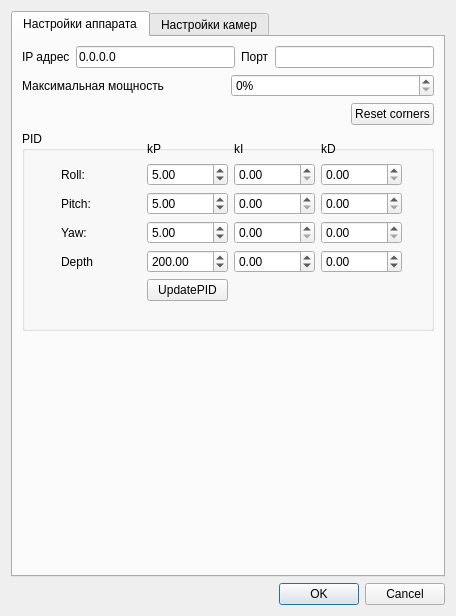
Old version of the form settingsdialog.ui in the repository SevR0V/Chersonesos.
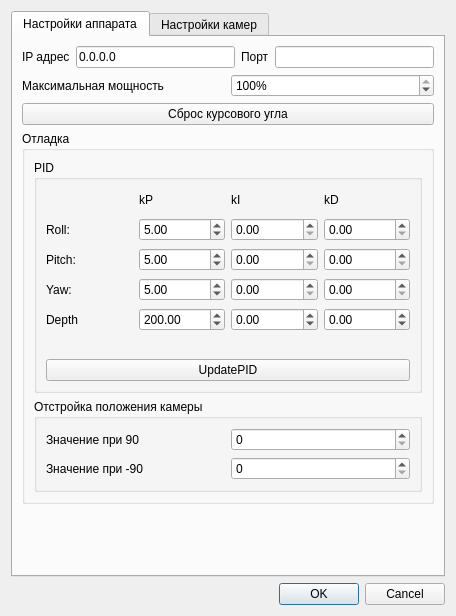
New version of the form.

Diff of the .ui file:
```diff
--- a/settingsdialog.ui
+++ b/settingsdialog.ui
@@ -81,6 +81,9 @@
            <property name="singleStep">
             <number>1</number>
            </property>
+           <property name="value">
+            <number>100</number>
+           </property>
            <property name="displayIntegerBase">
             <number>10</number>
            </property>
@@ -90,23 +93,10 @@
        </item>
        <item>
         <layout class="QHBoxLayout" name="horizontalLayout_3">
-         <item>
-          <spacer name="horizontalSpacer">
-           <property name="orientation">
-            <enum>Qt::Orientation::Horizontal</enum>
-           </property>
-           <property name="sizeHint" stdset="0">
-            <size>
-             <width>40</width>
-             <height>20</height>
-            </size>
-           </property>
-          </spacer>
-         </item>
          <item>
           <widget class="QPushButton" name="pushButton_reset_corn">
            <property name="text">
-            <string>Reset corners</string>
+            <string>Сброс курсового угла</string>
            </property>
           </widget>
          </item>
@@ -121,20 +111,31 @@
           </size>
          </property>
          <property name="title">
+          <string>Отладка</string>
+         </property>
+         <layout class="QVBoxLayout" name="verticalLayout">
+          <item>
+           <widget class="QGroupBox" name="groupBox_2">
+            <property name="title">
           <string>PID</string>
          </property>
-         <widget class="QWidget" name="gridLayoutWidget">
-          <property name="geometry">
-           <rect>
-            <x>39</x>
-            <y>10</y>
-            <width>341</width>
-            <height>160</height>
-           </rect>
-          </property>
-          <layout class="QGridLayout" name="gridLayout">
+            <layout class="QVBoxLayout" name="verticalLayout_5">
+             <item>
+              <layout class="QGridLayout" name="gridLayout" rowminimumheight="22,22,22,22,22,22">
+               <property name="sizeConstraint">
+                <enum>QLayout::SizeConstraint::SetDefaultConstraint</enum>
+               </property>
+               <property name="verticalSpacing">
+                <number>7</number>
+               </property>
            <item row="0" column="1">
             <widget class="QLabel" name="label_29">
+                 <property name="minimumSize">
+                  <size>
+                   <width>0</width>
+                   <height>20</height>
+                  </size>
+                 </property>
              <property name="text">
               <string>kP</string>
              </property>
@@ -142,6 +143,12 @@
            </item>
            <item row="4" column="0">
             <widget class="QLabel" name="label_28">
+                 <property name="minimumSize">
+                  <size>
+                   <width>0</width>
+                   <height>20</height>
+                  </size>
+                 </property>
              <property name="text">
               <string>Depth</string>
              </property>
@@ -149,6 +156,12 @@
            </item>
            <item row="1" column="1">
             <widget class="QDoubleSpinBox" name="doubleSpinBox_kP_Roll">
+                 <property name="minimumSize">
+                  <size>
+                   <width>0</width>
+                   <height>20</height>
+                  </size>
+                 </property>
              <property name="minimum">
               <double>-100.000000000000000</double>
              </property>
@@ -165,6 +178,12 @@
            </item>
            <item row="0" column="3">
             <widget class="QLabel" name="label_31">
+                 <property name="minimumSize">
+                  <size>
+                   <width>0</width>
+                   <height>20</height>
+                  </size>
+                 </property>
              <property name="text">
               <string>kD</string>
              </property>
@@ -172,6 +191,12 @@
            </item>
            <item row="1" column="2">
             <widget class="QDoubleSpinBox" name="doubleSpinBox_kI_Roll">
+                 <property name="minimumSize">
+                  <size>
+                   <width>0</width>
+                   <height>20</height>
+                  </size>
+                 </property>
              <property name="maximum">
               <double>100.000000000000000</double>
              </property>
@@ -182,6 +207,12 @@
            </item>
            <item row="0" column="2">
             <widget class="QLabel" name="label_30">
+                 <property name="minimumSize">
+                  <size>
+                   <width>0</width>
+                   <height>20</height>
+                  </size>
+                 </property>
              <property name="text">
               <string>kI</string>
              </property>
@@ -189,6 +220,12 @@
            </item>
            <item row="4" column="1">
             <widget class="QDoubleSpinBox" name="doubleSpinBox_kP_Depth">
+                 <property name="minimumSize">
+                  <size>
+                   <width>0</width>
+                   <height>20</height>
+                  </size>
+                 </property>
              <property name="minimum">
               <double>-10000.000000000000000</double>
              </property>
@@ -202,6 +239,12 @@
            </item>
            <item row="1" column="0">
             <widget class="QLabel" name="label_25">
+                 <property name="minimumSize">
+                  <size>
+                   <width>0</width>
+                   <height>20</height>
+                  </size>
+                 </property>
              <property name="text">
               <string>Roll:</string>
              </property>
@@ -209,6 +252,12 @@
            </item>
            <item row="2" column="0">
             <widget class="QLabel" name="label_26">
+                 <property name="minimumSize">
+                  <size>
+                   <width>0</width>
+                   <height>20</height>
+                  </size>
+                 </property>
              <property name="text">
               <string>Pitch:</string>
              </property>
@@ -216,20 +265,25 @@
            </item>
            <item row="3" column="0">
             <widget class="QLabel" name="label_27">
+                 <property name="minimumSize">
+                  <size>
+                   <width>0</width>
+                   <height>20</height>
+                  </size>
+                 </property>
              <property name="text">
               <string>Yaw:</string>
              </property>
             </widget>
            </item>
-           <item row="5" column="1">
-            <widget class="QPushButton" name="pushButton_UpdatePID">
-             <property name="text">
-              <string>UpdatePID</string>
-             </property>
-            </widget>
-           </item>
            <item row="2" column="1">
             <widget class="QDoubleSpinBox" name="doubleSpinBox_kP_Pitch">
+                 <property name="minimumSize">
+                  <size>
+                   <width>0</width>
+                   <height>20</height>
+                  </size>
+                 </property>
              <property name="minimum">
               <double>-100.000000000000000</double>
              </property>
@@ -246,6 +300,12 @@
            </item>
            <item row="3" column="1">
             <widget class="QDoubleSpinBox" name="doubleSpinBox_kP_Yaw">
+                 <property name="minimumSize">
+                  <size>
+                   <width>0</width>
+                   <height>20</height>
+                  </size>
+                 </property>
              <property name="minimum">
               <double>-100.000000000000000</double>
              </property>
@@ -262,6 +322,12 @@
            </item>
            <item row="2" column="2">
             <widget class="QDoubleSpinBox" name="doubleSpinBox_kI_Pitch">
+                 <property name="minimumSize">
+                  <size>
+                   <width>0</width>
+                   <height>20</height>
+                  </size>
+                 </property>
              <property name="maximum">
               <double>100.000000000000000</double>
              </property>
@@ -272,6 +338,12 @@
            </item>
            <item row="3" column="2">
             <widget class="QDoubleSpinBox" name="doubleSpinBox_kI_Yaw">
+                 <property name="minimumSize">
+                  <size>
+                   <width>0</width>
+                   <height>20</height>
+                  </size>
+                 </property>
              <property name="maximum">
               <double>100.000000000000000</double>
              </property>
@@ -282,6 +354,12 @@
            </item>
            <item row="1" column="3">
             <widget class="QDoubleSpinBox" name="doubleSpinBox_kD_Roll">
+                 <property name="minimumSize">
+                  <size>
+                   <width>0</width>
+                   <height>20</height>
+                  </size>
+                 </property>
              <property name="maximum">
               <double>100.000000000000000</double>
              </property>
@@ -292,6 +370,12 @@
            </item>
            <item row="2" column="3">
             <widget class="QDoubleSpinBox" name="doubleSpinBox_kD_Pitch">
+                 <property name="minimumSize">
+                  <size>
+                   <width>0</width>
+                   <height>20</height>
+                  </size>
+                 </property>
              <property name="maximum">
               <double>100.000000000000000</double>
              </property>
@@ -302,6 +386,12 @@
            </item>
            <item row="3" column="3">
             <widget class="QDoubleSpinBox" name="doubleSpinBox_kD_Yaw">
+                 <property name="minimumSize">
+                  <size>
+                   <width>0</width>
+                   <height>20</height>
+                  </size>
+                 </property>
              <property name="maximum">
               <double>100.000000000000000</double>
              </property>
@@ -312,6 +402,12 @@
            </item>
            <item row="4" column="2">
             <widget class="QDoubleSpinBox" name="doubleSpinBox_kI_Depth">
+                 <property name="minimumSize">
+                  <size>
+                   <width>0</width>
+                   <height>20</height>
+                  </size>
+                 </property>
              <property name="minimum">
               <double>-10000.000000000000000</double>
              </property>
@@ -325,6 +421,12 @@
            </item>
            <item row="4" column="3">
             <widget class="QDoubleSpinBox" name="doubleSpinBox_kD_Depth">
+                 <property name="minimumSize">
+                  <size>
+                   <width>0</width>
+                   <height>20</height>
+                  </size>
+                 </property>
              <property name="minimum">
               <double>-10000.000000000000000</double>
              </property>
@@ -337,7 +439,61 @@
             </widget>
            </item>
           </layout>
-         </widget>
+             </item>
+             <item>
+              <widget class="QPushButton" name="pushButton_UpdatePID">
+               <property name="minimumSize">
+                <size>
+                 <width>0</width>
+                 <height>20</height>
+                </size>
+               </property>
+               <property name="text">
+                <string>UpdatePID</string>
+               </property>
+              </widget>
+             </item>
+            </layout>
+           </widget>
+          </item>
+          <item>
+           <widget class="QGroupBox" name="groupBox">
+            <property name="title">
+             <string>Отстройка положения камеры</string>
+            </property>
+            <layout class="QVBoxLayout" name="verticalLayout_4">
+             <item>
+              <layout class="QHBoxLayout" name="horizontalLayout_7">
+               <item>
+                <widget class="QLabel" name="label_7">
+                 <property name="text">
+                  <string>Значение при 90</string>
+                 </property>
+                </widget>
+               </item>
+               <item>
+                <widget class="QSpinBox" name="spinBox_Cam_angle_plus"/>
+               </item>
+              </layout>
+             </item>
+             <item>
+              <layout class="QHBoxLayout" name="horizontalLayout_8">
+               <item>
+                <widget class="QLabel" name="label_8">
+                 <property name="text">
+                  <string>Значение при -90</string>
+                 </property>
+                </widget>
+               </item>
+               <item>
+                <widget class="QSpinBox" name="spinBox_Cam_angle_minus"/>
+               </item>
+              </layout>
+             </item>
+            </layout>
+           </widget>
+          </item>
+         </layout>
         </widget>
        </item>
        <item>
@@ -445,34 +601,6 @@
          </item>
         </layout>
        </item>
-       <item>
-        <layout class="QHBoxLayout" name="horizontalLayout_7">
-         <item>
-          <widget class="QLabel" name="label_7">
-           <property name="text">
-            <string>Значение про 90</string>
-           </property>
-          </widget>
-         </item>
-         <item>
-          <widget class="QSpinBox" name="spinBox_Cam_angle_plus"/>
-         </item>
-        </layout>
-       </item>
-       <item>
-        <layout class="QHBoxLayout" name="horizontalLayout_8">
-         <item>
-          <widget class="QLabel" name="label_8">
-           <property name="text">
-            <string>Значение при -90</string>
-           </property>
-          </widget>
-         </item>
-         <item>
-          <widget class="QSpinBox" name="spinBox_Cam_angle_minus"/>
-         </item>
-        </layout>
-       </item>
        <item>
         <spacer name="verticalSpacer_2">
          <property name="orientation">
```
Lines whose indentation alone changed are shown as unchanged.
